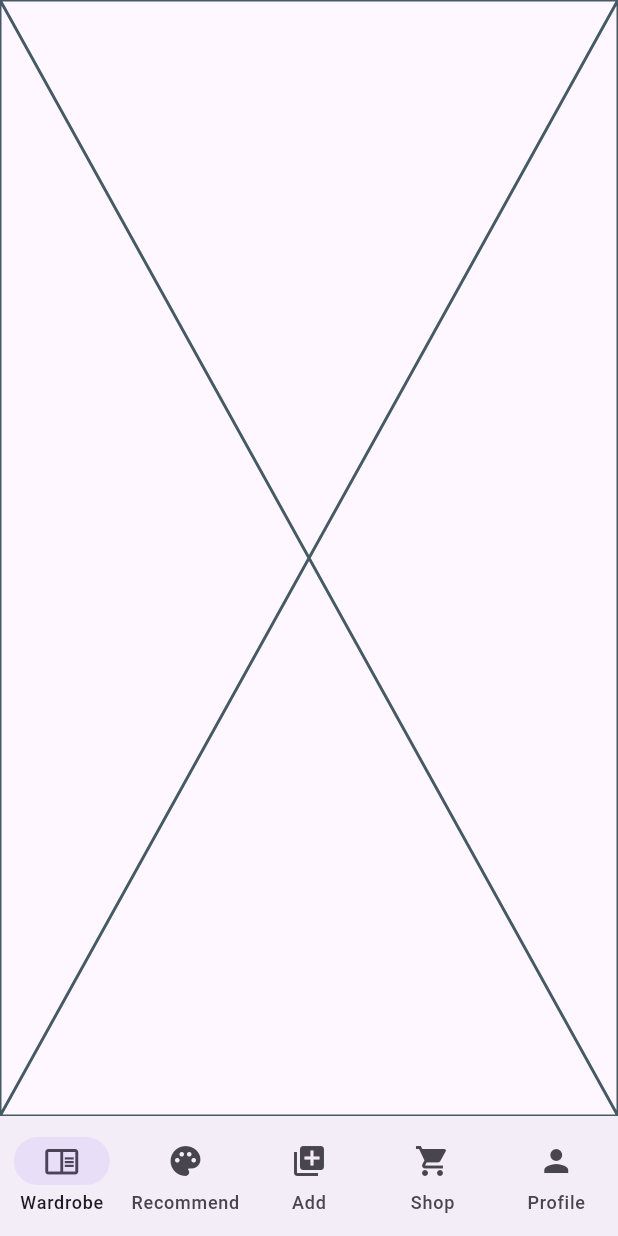
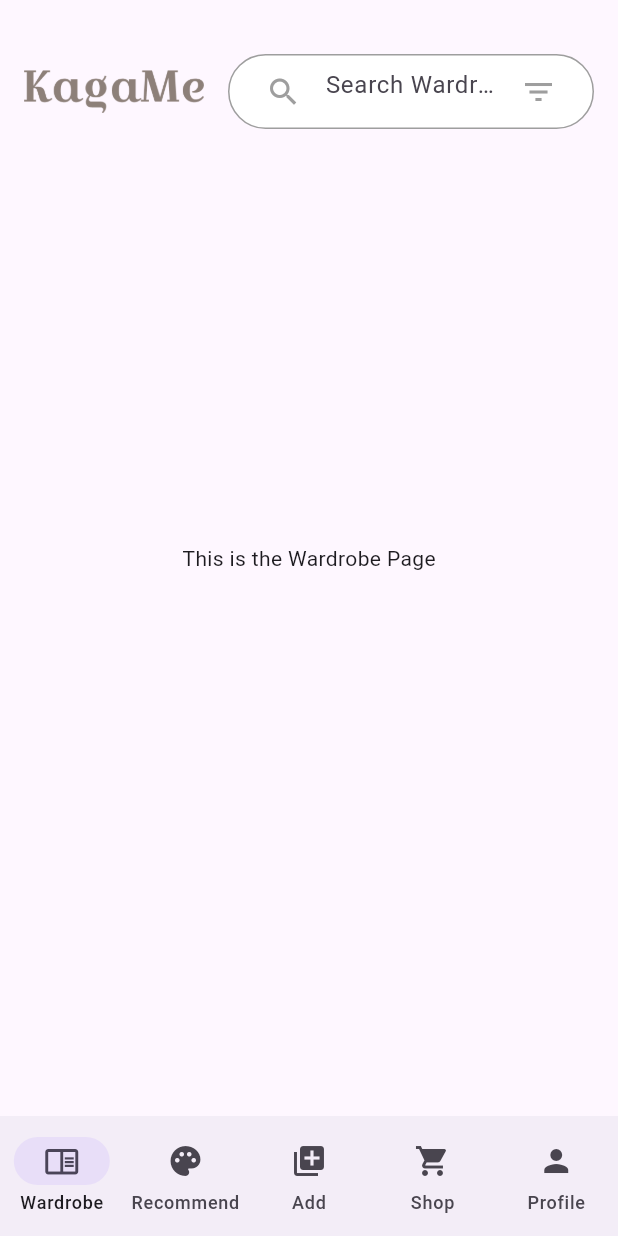
Before and after one commit to chienshyong/kagame_app, a Flutter app: the screen it shows after launch, on a phone screen of 412 x 824 dp. Run offline on Flutter 3.47's test engine with Material 3 defaults, Android fonts, the phone set to English and light mode, and no system bars; our stand-ins replace camera, go_router, image_picker.

Commit message:
added initial wardrobe page

```diff
--- /dev/null
+++ b/devtools_options.yaml
@@ -0,0 +1,3 @@
+description: This file stores settings for Dart & Flutter DevTools.
+documentation: https://docs.flutter.dev/tools/devtools/extensions#configure-extension-enablement-states
+extensions:
--- a/lib/main.dart
+++ b/lib/main.dart
@@ -4,6 +4,7 @@ import 'package:go_router/go_router.dart';
 import 'add/camera.dart';
 import 'add/image_editor.dart';
 import 'add/into_wardrobe.dart';
+import 'wardrobe/wardrobe_page.dart'; // Import the new WardrobePage
 
 void main() {
   // Private navigators
@@ -33,7 +34,7 @@ void main() {
               GoRoute(
                 path: '/wardrobe',
                 pageBuilder: (context, state) => const NoTransitionPage(
-                  child: Placeholder(),
+                  child: WardrobePage(), // Update this line to use WardrobePage
                 ),
               ),
             ],
--- /dev/null
+++ b/lib/wardrobe/wardrobe_page.dart
@@ -0,0 +1,74 @@
+import 'package:flutter/material.dart';
+
+class WardrobePage extends StatelessWidget {
+  const WardrobePage({Key? key}) : super(key: key);
+
+  @override
+  Widget build(BuildContext context) {
+    return Scaffold(
+      body: Stack(
+        children: [
+          Column(
+            crossAxisAlignment: CrossAxisAlignment.stretch,
+            children: [
+              Expanded(
+                child: Center(
+                  child: Text('This is the Wardrobe Page'),
+                ),
+              ),
+              // Add other widgets here if necessary
+            ],
+          ),
+          Positioned(
+            top: 16.0,
+            left: 16.0,
+            right: 16.0,
+            child: Row(
+              children: [
+                GestureDetector(
+                  onTap: () {
+                    // Add action you want to perform when the image is tapped
+                    print('Image tapped');
+                  },
+                  child: Image.asset(
+                    'lib/assets/KagaMe.png',
+                    width: 120.0,
+                    height: 90.0,
+                  ),
+                ),
+                SizedBox(width: 16.0), // Space between the image and the search bar
+                Expanded(
+                  child: Container(
+                    decoration: BoxDecoration(
+                      color: Colors.white,
+                      borderRadius: BorderRadius.circular(30.0),
+                      border: Border.all(
+                        color: Colors.grey,
+                        width: 1.0,
+                      ),
+                    ),
+                    padding: const EdgeInsets.symmetric(horizontal: 12.0),
+                    child: TextField(
+                      decoration: InputDecoration(
+                        hintText: 'Search Wardrobe',
+                        border: InputBorder.none,
+                        prefixIcon: Icon(Icons.search, color: Colors.grey),
+                        suffixIcon: IconButton(
+                          icon: Icon(Icons.filter_list, color: Colors.grey),
+                          onPressed: () {
+                            // Add filter action here
+                            print('Filter icon tapped');
+                          },
+                        ),
+                      ),
+                    ),
+                  ),
+                ),
+              ],
+            ),
+          ),
+        ],
+      ),
+    );
+  }
+}
--- a/pubspec.yaml
+++ b/pubspec.yaml
@@ -28,3 +28,5 @@ dev_dependencies:
 
 flutter:
   uses-material-design: true
+  assets:
+    - lib/assets/
```
Also changed, not shown: lib/assets/KagaMe.png (added), pubspec.lock.
